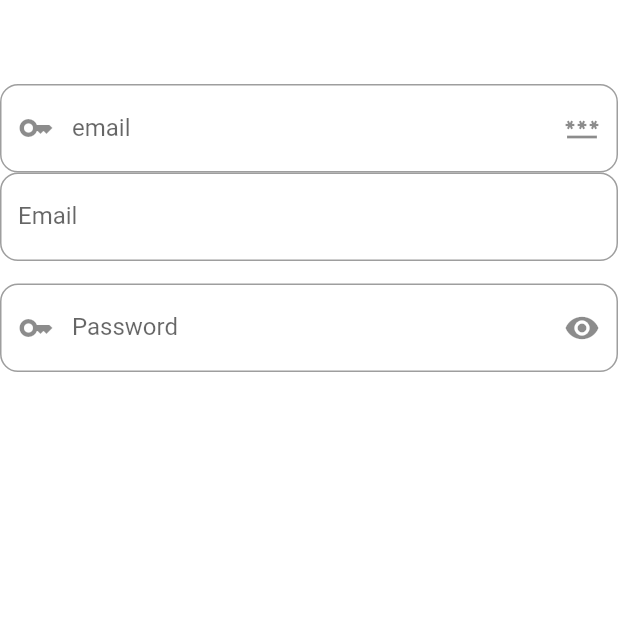
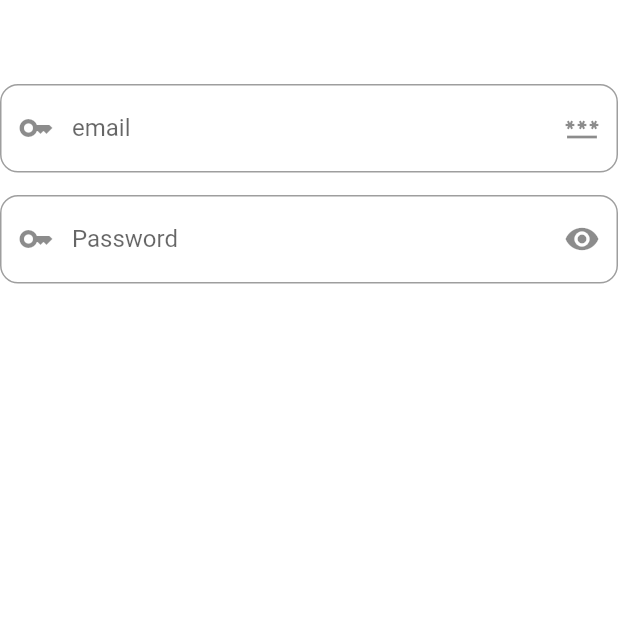
Before and after one commit to Sprajapati123/Batch33B, a Flutter app: the screen it shows after launch, on a phone screen of 412 x 824 dp, the top half of it. Run offline on Flutter 3.47's test engine with Material 2 defaults, Android fonts, the phone set to English and light mode, and no system bars.

Commit message:
login screen

```diff
--- a/lib/login/login_screen.dart
+++ b/lib/login/login_screen.dart
@@ -23,25 +23,11 @@ class _LoginScreenState extends State<LoginScreen> {
       ),
       body: Column(
         children: [
-
           CommonTextField(
             obscureText: false,
-            suffixIcon: Icon(Icons.password),
-            label: Text("email"),
+            suffixIcon: const Icon(Icons.password),
+            label: const Text("email"),
             prefixIcon: Icon(Icons.key),
-
-          ),
-          TextFormField(
-            controller: emailController,
-            decoration: InputDecoration(
-              label: const Text("Email"),
-              enabledBorder: OutlineInputBorder(
-                  borderSide: const BorderSide(color: Colors.grey),
-                  borderRadius: BorderRadius.circular(12)),
-              focusedBorder: OutlineInputBorder(
-                  borderSide: const BorderSide(color: Colors.green),
-                  borderRadius: BorderRadius.circular(12)),
-            ),
           ),
           Padding(
             padding: const EdgeInsets.only(top: 15.0),
--- a/lib/main.dart
+++ b/lib/main.dart
@@ -3,10 +3,8 @@ import 'package:flutter/material.dart';
 import 'package:week_3/routes/route_generator.dart';
 import 'package:week_3/splash/splash_screen.dart';
 
-import 'dashboard/dashboard_screen.dart';
-
 void main() {
-  runApp(MyApp());
+  runApp(const MyApp());
 }
 
 class MyApp extends StatelessWidget {
```
